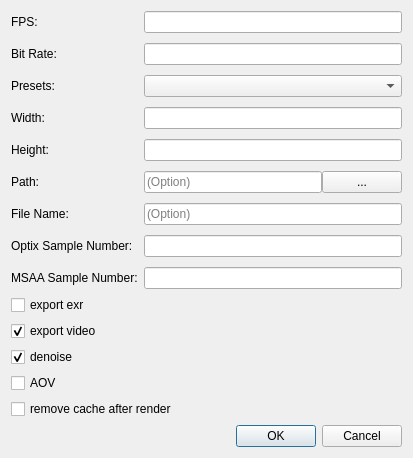
The window that ui/zenoedit/dialog/zrecorddlg.ui (zenustech/zeno) describes before a commit, drawn with Qt 5.
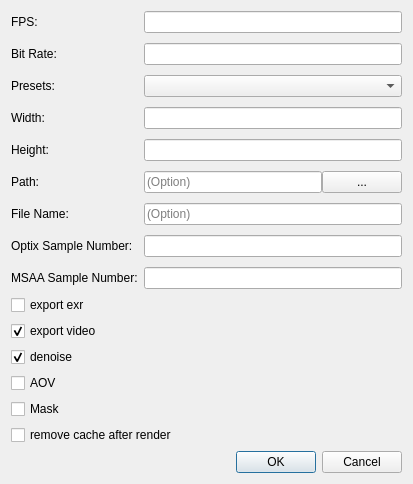
The same window after the commit.

```diff
--- a/ui/zenoedit/dialog/zrecorddlg.ui
+++ b/ui/zenoedit/dialog/zrecorddlg.ui
@@ -170,6 +170,16 @@
      </property>
     </widget>
    </item>
+   <item>
+    <widget class="QCheckBox" name="cbMask">
+     <property name="text">
+      <string>Mask</string>
+     </property>
+     <property name="checked">
+      <bool>false</bool>
+     </property>
+    </widget>
+   </item>
    <item>
     <spacer name="verticalSpacer">
      <property name="orientation">
```
